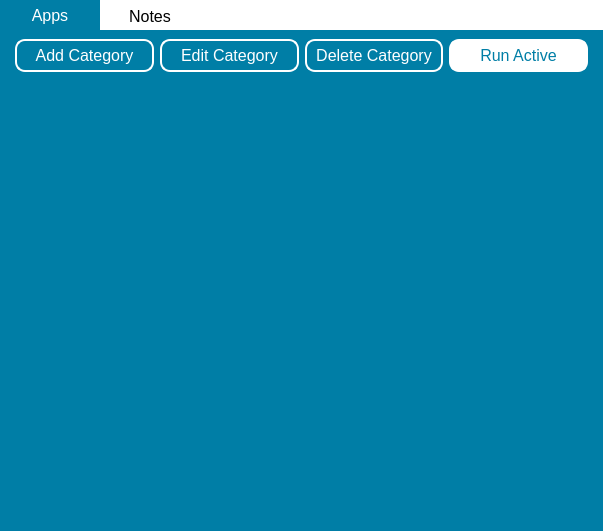
This is ui files/Runner2-Main.ui in daniel-deru/Runner2 as Qt 5 draws it before an edit. The edited form follows.
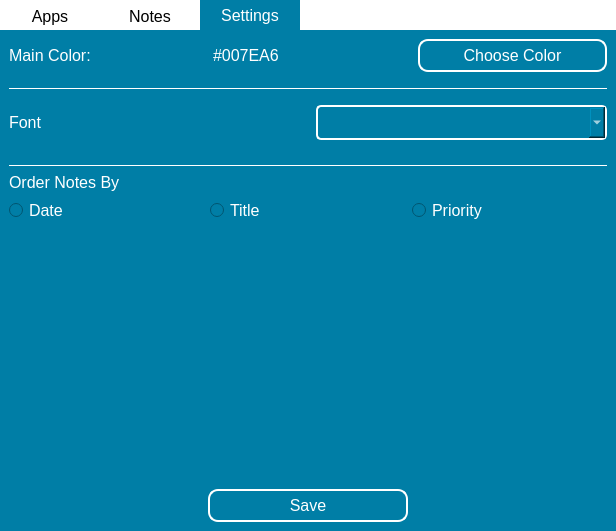
This is the edited form. Icons and pictures are not drawn.

Commit message: added settings tab

```diff
--- a/ui files/Runner2-Main.ui
+++ b/ui files/Runner2-Main.ui
@@ -6,7 +6,7 @@
    <rect>
     <x>0</x>
     <y>0</y>
-    <width>603</width>
+    <width>616</width>
     <height>531</height>
    </rect>
   </property>
@@ -77,7 +77,7 @@
 </string>
      </property>
      <property name="currentIndex">
-      <number>0</number>
+      <number>2</number>
      </property>
      <widget class="QWidget" name="apps_tab">
       <property name="styleSheet">
@@ -109,21 +109,7 @@
          <property name="rightMargin">
           <number>15</number>
          </property>
-         <item row="0" column="2">
-          <widget class="QPushButton" name="apps_btn_delete">
-           <property name="text">
-            <string>Delete Category</string>
-           </property>
-          </widget>
-         </item>
          <item row="0" column="1">
-          <widget class="QPushButton" name="apps_btn_edit">
-           <property name="text">
-            <string>Edit Category</string>
-           </property>
-          </widget>
-         </item>
-         <item row="0" column="0">
           <widget class="QPushButton" name="main_add_category_btn">
            <property name="styleSheet">
             <string notr="true">QPushButton {
@@ -133,6 +119,7 @@
 	padding: 5px;
 	font-size: 16px;
 	border-radius: 10px;
+	min-width: 120px;
 }
 
 QPushButton:pressed {
@@ -147,12 +134,33 @@
           </widget>
          </item>
          <item row="0" column="3">
+          <widget class="QPushButton" name="apps_btn_delete">
+           <property name="styleSheet">
+            <string notr="true">min-width: 120px;</string>
+           </property>
+           <property name="text">
+            <string>Delete Category</string>
+           </property>
+          </widget>
+         </item>
+         <item row="0" column="2">
+          <widget class="QPushButton" name="apps_btn_edit">
+           <property name="styleSheet">
+            <string notr="true">min-width: 120px;</string>
+           </property>
+           <property name="text">
+            <string>Edit Category</string>
+           </property>
+          </widget>
+         </item>
+         <item row="0" column="4">
           <widget class="QPushButton" name="btn_run">
            <property name="styleSheet">
             <string notr="true">#btn_run {
 	background-color: white;
 	color: #007EA6;
 	border: 2px solid white;
+	min-width: 120px;
 }
 
 #btn_run:pressed {
@@ -165,6 +173,32 @@
            </property>
           </widget>
          </item>
+         <item row="0" column="0">
+          <spacer name="horizontalSpacer">
+           <property name="orientation">
+            <enum>Qt::Horizontal</enum>
+           </property>
+           <property name="sizeHint" stdset="0">
+            <size>
+             <width>40</width>
+             <height>20</height>
+            </size>
+           </property>
+          </spacer>
+         </item>
+         <item row="0" column="5">
+          <spacer name="horizontalSpacer_2">
+           <property name="orientation">
+            <enum>Qt::Horizontal</enum>
+           </property>
+           <property name="sizeHint" stdset="0">
+            <size>
+             <width>40</width>
+             <height>20</height>
+            </size>
+           </property>
+          </spacer>
+         </item>
         </layout>
        </item>
        <item>
@@ -188,7 +222,7 @@
              <rect>
               <x>0</x>
               <y>0</y>
-              <width>601</width>
+              <width>614</width>
               <height>449</height>
              </rect>
             </property>
@@ -330,6 +364,220 @@
        </item>
       </layout>
      </widget>
+     <widget class="QWidget" name="settings_tab">
+      <property name="styleSheet">
+       <string notr="true">background-color: #007EA6;
+color: white;
+font-size: 16px;</string>
+      </property>
+      <attribute name="icon">
+       <iconset>
+        <normaloff>../images/SettingsIcon.png</normaloff>../images/SettingsIcon.png</iconset>
+      </attribute>
+      <attribute name="title">
+       <string>Settings</string>
+      </attribute>
+      <layout class="QVBoxLayout" name="verticalLayout">
+       <property name="spacing">
+        <number>15</number>
+       </property>
+       <item>
+        <layout class="QHBoxLayout" name="horizontalLayout">
+         <item>
+          <widget class="QLabel" name="label_2">
+           <property name="text">
+            <string>Main Color:</string>
+           </property>
+          </widget>
+         </item>
+         <item>
+          <widget class="QLabel" name="label">
+           <property name="text">
+            <string>#007EA6</string>
+           </property>
+          </widget>
+         </item>
+         <item>
+          <widget class="QPushButton" name="pushButton">
+           <property name="styleSheet">
+            <string notr="true">QPushButton:pressed {
+	background-color: white;
+	color: #007ea6;
+
+}</string>
+           </property>
+           <property name="text">
+            <string>Choose Color</string>
+           </property>
+          </widget>
+         </item>
+        </layout>
+       </item>
+       <item>
+        <widget class="Line" name="line_3">
+         <property name="frameShadow">
+          <enum>QFrame::Plain</enum>
+         </property>
+         <property name="orientation">
+          <enum>Qt::Horizontal</enum>
+         </property>
+        </widget>
+       </item>
+       <item>
+        <layout class="QHBoxLayout" name="horizontalLayout_2">
+         <item>
+          <widget class="QLabel" name="label_3">
+           <property name="text">
+            <string>Font</string>
+           </property>
+          </widget>
+         </item>
+         <item>
+          <widget class="QComboBox" name="comboBox">
+           <property name="styleSheet">
+            <string notr="true">QComboBox {
+    border: 2px solid white;
+    border-radius: 5px;
+    padding: 5;
+  
+}
+
+QComboBox QAbstractItemView {
+    border: 2px solid white;
+	border-radius: 5px;
+    selection-background-color: #007ea6;
+	background-color: white;
+	color: black;
+	selection-color: white;
+	outline: none;
+}</string>
+           </property>
+           <property name="frame">
+            <bool>true</bool>
+           </property>
+          </widget>
+         </item>
+        </layout>
+       </item>
+       <item>
+        <widget class="QWidget" name="widget_2" native="true">
+         <layout class="QVBoxLayout" name="verticalLayout_5">
+          <property name="leftMargin">
+           <number>0</number>
+          </property>
+          <property name="rightMargin">
+           <number>0</number>
+          </property>
+          <item>
+           <widget class="Line" name="line">
+            <property name="frameShadow">
+             <enum>QFrame::Plain</enum>
+            </property>
+            <property name="orientation">
+             <enum>Qt::Horizontal</enum>
+            </property>
+           </widget>
+          </item>
+          <item>
+           <widget class="QLabel" name="label_5">
+            <property name="text">
+             <string>Order Notes By</string>
+            </property>
+           </widget>
+          </item>
+          <item>
+           <layout class="QHBoxLayout" name="horizontalLayout_4">
+            <item>
+             <widget class="QRadioButton" name="radioButton_6">
+              <property name="text">
+               <string>Date</string>
+              </property>
+             </widget>
+            </item>
+            <item>
+             <widget class="QRadioButton" name="radioButton_5">
+              <property name="text">
+               <string>Title</string>
+              </property>
+             </widget>
+            </item>
+            <item>
+             <widget class="QRadioButton" name="radioButton_4">
+              <property name="text">
+               <string>Priority</string>
+              </property>
+             </widget>
+            </item>
+           </layout>
+          </item>
+         </layout>
+        </widget>
+       </item>
+       <item>
+        <spacer name="verticalSpacer">
+         <property name="orientation">
+          <enum>Qt::Vertical</enum>
+         </property>
+         <property name="sizeHint" stdset="0">
+          <size>
+           <width>20</width>
+           <height>40</height>
+          </size>
+         </property>
+        </spacer>
+       </item>
+       <item>
+        <layout class="QHBoxLayout" name="horizontalLayout_5">
+         <item>
+          <spacer name="horizontalSpacer_5">
+           <property name="orientation">
+            <enum>Qt::Horizontal</enum>
+           </property>
+           <property name="sizeHint" stdset="0">
+            <size>
+             <width>40</width>
+             <height>20</height>
+            </size>
+           </property>
+          </spacer>
+         </item>
+         <item>
+          <widget class="QPushButton" name="pushButton_2">
+           <property name="minimumSize">
+            <size>
+             <width>200</width>
+             <height>0</height>
+            </size>
+           </property>
+           <property name="styleSheet">
+            <string notr="true">QPushButton:pressed {
+	background-color: white;
+	color: #007ea6;
+
+}</string>
+           </property>
+           <property name="text">
+            <string>Save</string>
+           </property>
+          </widget>
+         </item>
+         <item>
+          <spacer name="horizontalSpacer_6">
+           <property name="orientation">
+            <enum>Qt::Horizontal</enum>
+           </property>
+           <property name="sizeHint" stdset="0">
+            <size>
+             <width>40</width>
+             <height>20</height>
+            </size>
+           </property>
+          </spacer>
+         </item>
+        </layout>
+       </item>
+      </layout>
+     </widget>
     </widget>
    </item>
   </layout>
```
Left out of the diff: 41 changed lines with no effect on the pictures. The commit also changes 12 other files.
